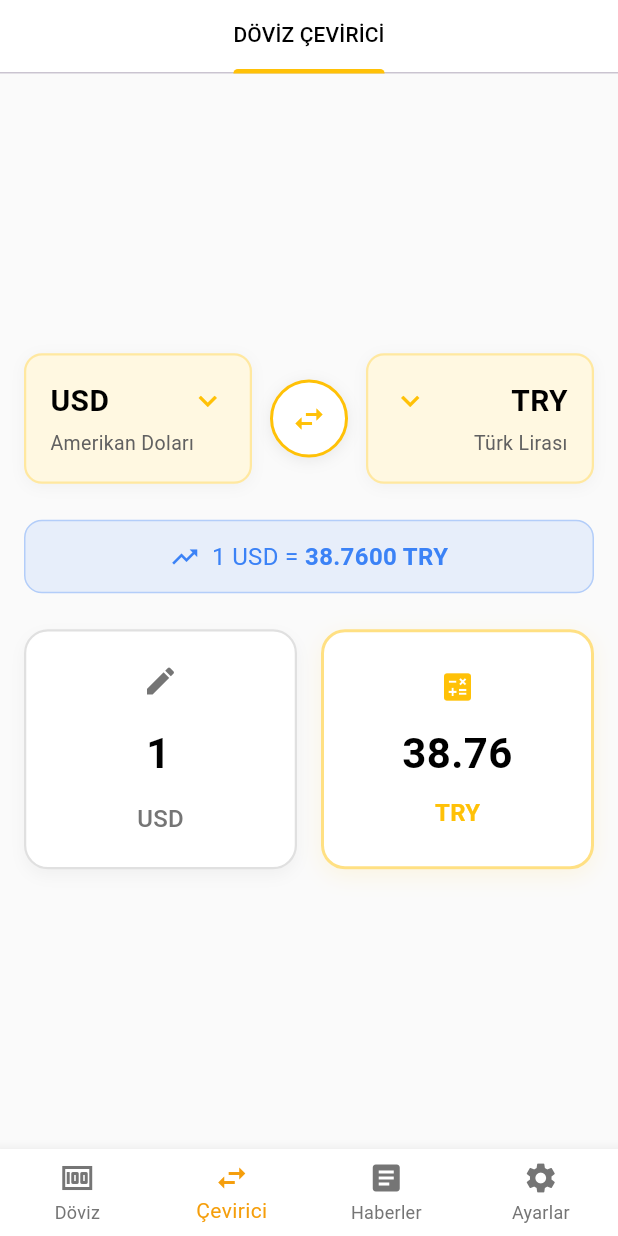
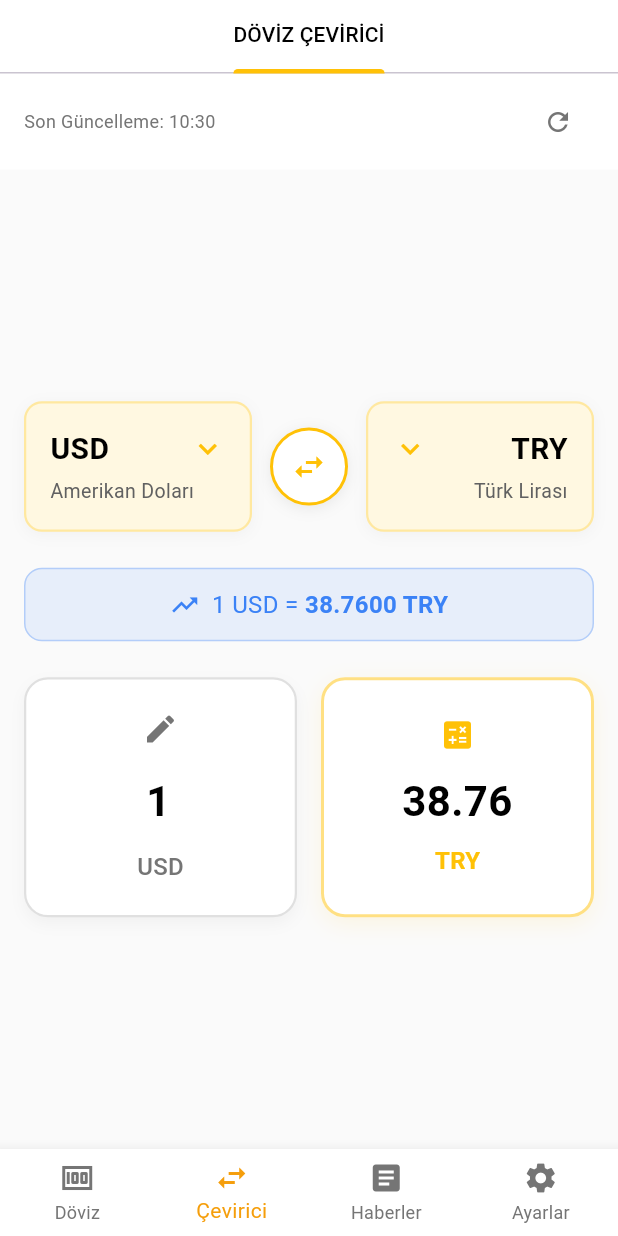
Before and after one commit to TarikKaravar/FXSwift, a Flutter app: the SwapScreen screen opened by its route, after a tap on "TRY", on a phone screen of 412 x 824 dp. Run offline on Flutter 3.47's test engine with Material 3 defaults, Android fonts, the phone set to English and light mode, and no system bars; our stand-ins replace fl_chart, go_router, lottie, shared_preferences; accounts and stored records are empty; network calls fail.

Commit message:
Swap ekranı artık alık kuru kullanıyor

```diff
--- a/lib/screens/swap_screen.dart
+++ b/lib/screens/swap_screen.dart
@@ -2,6 +2,7 @@ import 'package:flutter/material.dart';
 import 'package:flutter/services.dart';
 import 'package:provider/provider.dart';
 import '../theme_provider.dart';
+import '../services/currency_service.dart';
 
 class CurrencyData {
   final String code;
@@ -24,7 +25,8 @@ class _SwapScreenState extends State<SwapScreen> with SingleTickerProviderStateM
 
   final List<String> _tabs = ['DÖVİZ ÇEVİRİCİ'];
 
-  final List<CurrencyData> _currencies = [
+  // Default kurlar (API'den veri gelmezse kullanılacak)
+  List<CurrencyData> _currencies = [
     CurrencyData(code: 'USD', name: 'Amerikan Doları', rate: 38.76),
     CurrencyData(code: 'TRY', name: 'Türk Lirası', rate: 1.0),
     CurrencyData(code: 'EUR', name: 'Avrupa Eurosu', rate: 41.25),
@@ -40,11 +42,14 @@ class _SwapScreenState extends State<SwapScreen> with SingleTickerProviderStateM
 
   bool _showingTRY = true;
   double _result = 38.76;
+  bool _isLoading = false;
+  String? _lastUpdated;
 
   @override
   void initState() {
     super.initState();
     _tabController = TabController(length: _tabs.length, vsync: this);
+    _fetchLiveRates();
     _calculateResult();
   }
 
@@ -53,6 +58,70 @@ class _SwapScreenState extends State<SwapScreen> with SingleTickerProviderStateM
     _tabController.dispose();
     _amountController.dispose();
     super.dispose();
+  }
+
+  Future<void> _fetchLiveRates() async {
+    setState(() {
+      _isLoading = true;
+    });
+
+    try {
+      final liveRates = await CurrencyService.fetchPopularRates("USD");
+
+      if (!mounted) return;
+
+      setState(() {
+        // Live rate'leri currency listesine uygula
+        for (int i = 0; i < _currencies.length; i++) {
+          final currencyCode = _currencies[i].code;
+
+          // TRY için özel işlem
+          if (currencyCode == 'TRY') {
+            continue; // TRY rate'i 1.0 olarak kalacak
+          }
+
+          // API'den gelen rate'leri kullan
+          String rateKey = '';
+          if (currencyCode == 'USD') {
+            rateKey = 'USD/TRY';
+          } else if (currencyCode == 'EUR') {
+            rateKey = 'EUR/TRY';
+          } else if (currencyCode == 'GBP') {
+            rateKey = 'GBP/TRY';
+          } else if (currencyCode == 'JPY') {
+            rateKey = 'JPY/TRY';
+          } else if (currencyCode == 'CHF') {
+            rateKey = 'CHF/TRY';
+          } else if (currencyCode == 'CAD') {
+            rateKey = 'CAD/TRY';
+          } else if (currencyCode == 'AUD') {
+            rateKey = 'AUD/TRY';
+          }
+
+          if (rateKey.isNotEmpty && liveRates.containsKey(rateKey)) {
+            _currencies[i] = CurrencyData(
+              code: currencyCode,
+              name: _currencies[i].name,
+              rate: liveRates[rateKey]!,
+            );
+          }
+        }
+
+        _lastUpdated = DateTime.now().toIso8601String();
+        _isLoading = false;
+      });
+
+      _calculateResult();
+
+    } catch (e) {
+      print('Kur verisi alınırken hata oluştu: $e');
+      if (!mounted) return;
+
+      setState(() {
+        _isLoading = false;
+        _lastUpdated = DateTime.now().toIso8601String();
+      });
+    }
   }
 
   void _swapCurrencies() {
@@ -136,12 +205,26 @@ class _SwapScreenState extends State<SwapScreen> with SingleTickerProviderStateM
                   itemBuilder: (context, index) {
                     return ListTile(
                       contentPadding: const EdgeInsets.symmetric(horizontal: 24, vertical: 8),
-                      title: Text(
+                      title: Row(
+                        children: [
+                          Text(
                             _currencies[index].code,
                             style: TextStyle(
                               fontWeight: FontWeight.bold,
                               color: isDark ? Colors.white : Colors.black,
                             ),
+                          ),
+                          if (_currencies[index].code != 'TRY') ...[
+                            const SizedBox(width: 8),
+                            Text(
+                              '(${_currencies[index].rate.toStringAsFixed(4)})',
+                              style: TextStyle(
+                                color: isDark ? Colors.grey[400] : Colors.grey[600],
+                                fontSize: 12,
+                              ),
+                            ),
+                          ],
+                        ],
                       ),
                       subtitle: Text(
                         _currencies[index].name,
@@ -176,6 +259,13 @@ class _SwapScreenState extends State<SwapScreen> with SingleTickerProviderStateM
     );
   }
 
+  String _formatTime(String datetime) {
+    final parsed = DateTime.parse(datetime).toLocal();
+    final hour = parsed.hour.toString().padLeft(2, '0');
+    final minute = parsed.minute.toString().padLeft(2, '0');
+    return '$hour:$minute';
+  }
+
   @override
   Widget build(BuildContext context) {
     return Consumer<ThemeProvider>(
@@ -188,7 +278,9 @@ class _SwapScreenState extends State<SwapScreen> with SingleTickerProviderStateM
             children: [
               Container(
                 color: isDark ? const Color(0xFF2D2D2D) : Colors.white,
-                child: TabBar(
+                child: Column(
+                  children: [
+                    TabBar(
                       controller: _tabController,
                       tabs: _tabs.map((name) => Tab(text: name)).toList(),
                       labelColor: isDark ? Colors.white : Colors.black,
@@ -197,6 +289,52 @@ class _SwapScreenState extends State<SwapScreen> with SingleTickerProviderStateM
                         : const Color.fromRGBO(255, 193, 7, 1),
                       unselectedLabelColor: isDark ? Colors.grey[400] : Colors.grey,
                       indicatorWeight: 3,
+                    ),
+                    // Güncelleme bilgisi ve yenile butonu
+                    Container(
+                      padding: const EdgeInsets.symmetric(horizontal: 16, vertical: 8),
+                      child: Row(
+                        mainAxisAlignment: MainAxisAlignment.spaceBetween,
+                        children: [
+                          Text(
+                            _lastUpdated != null
+                                ? "Son Güncelleme: ${_formatTime(_lastUpdated!)}"
+                                : "Henüz güncellenmedi",
+                            style: TextStyle(
+                              fontSize: 12,
+                              color: isDark ? Colors.grey[400] : Colors.grey[600],
+                            ),
+                          ),
+                          Row(
+                            children: [
+                              if (_isLoading)
+                                SizedBox(
+                                  width: 16,
+                                  height: 16,
+                                  child: CircularProgressIndicator(
+                                    strokeWidth: 2,
+                                    valueColor: AlwaysStoppedAnimation<Color>(
+                                      isDark ? const Color(0xFF6366F1) : const Color.fromRGBO(255, 193, 7, 1),
+                                    ),
+                                  ),
+                                ),
+                              const SizedBox(width: 8),
+                              IconButton(
+                                icon: Icon(
+                                  Icons.refresh,
+                                  size: 20,
+                                  color: isDark ? Colors.grey[400] : Colors.grey[600],
+                                ),
+                                onPressed: _isLoading ? null : _fetchLiveRates,
+                                padding: EdgeInsets.zero,
+                                constraints: const BoxConstraints(),
+                              ),
+                            ],
+                          ),
+                        ],
+                      ),
+                    ),
+                  ],
                 ),
               ),
               Expanded(
```
Lines whose indentation alone changed are shown as unchanged.
